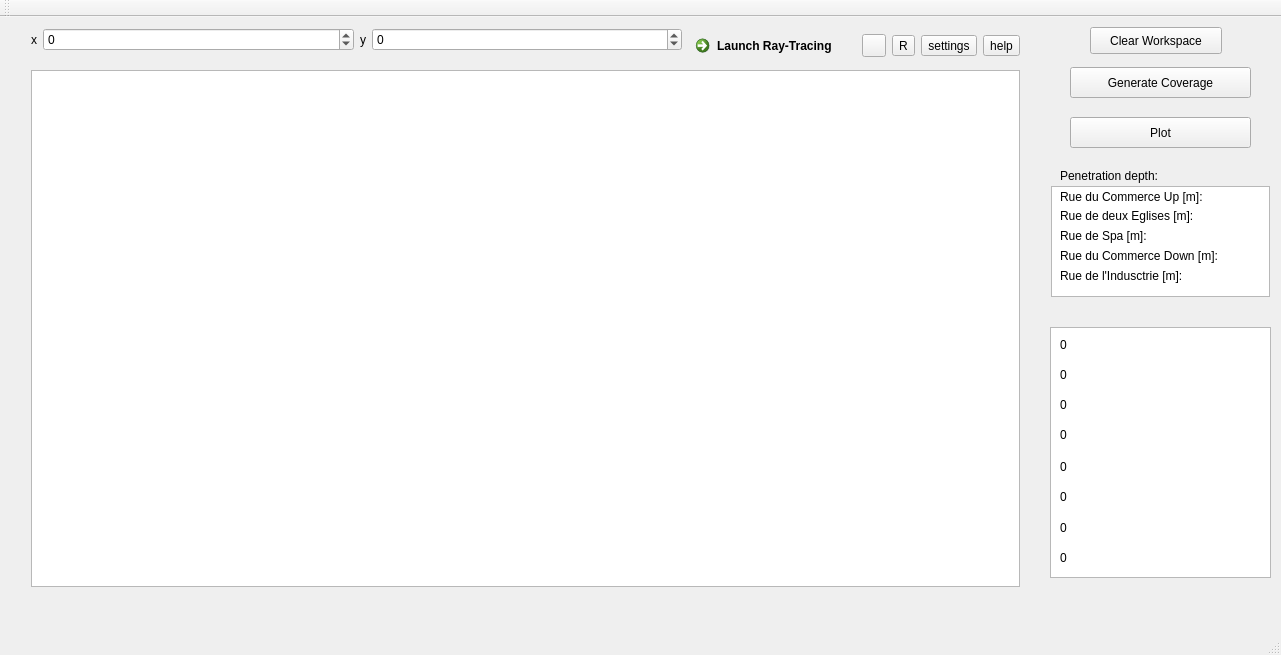
Qt form ieee80211g.ui (amatepl/RayTracing2019) before a commit.
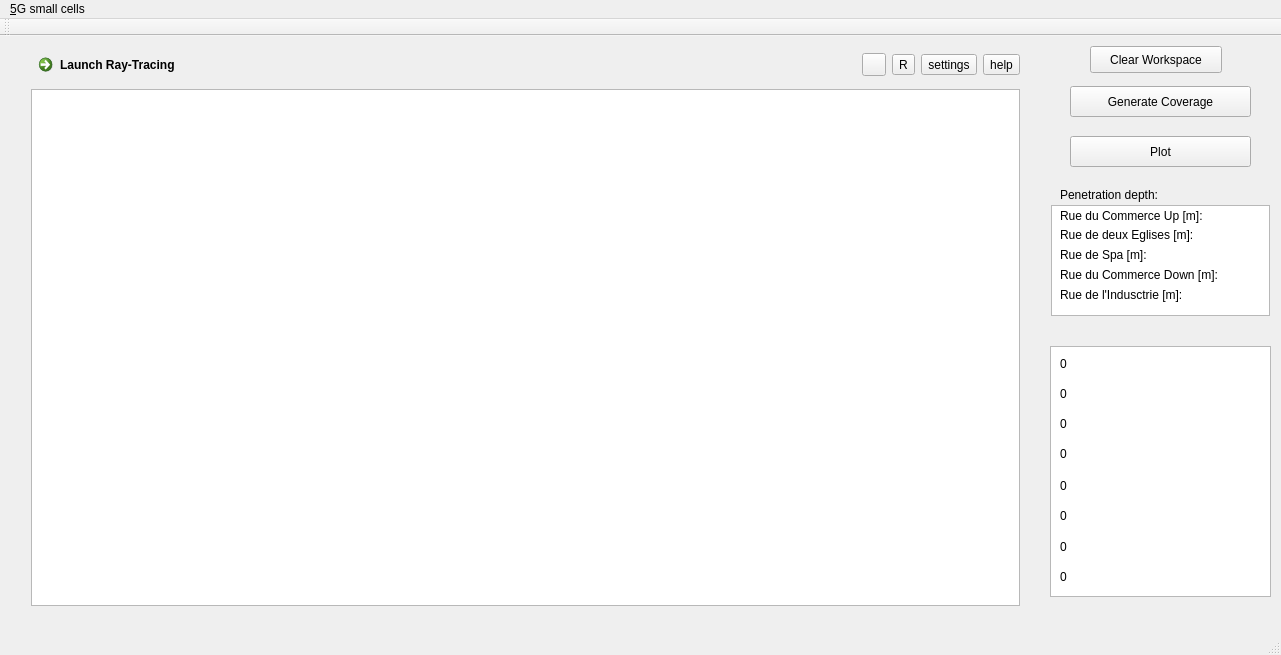
The same form after that commit. Icons and pictures are not drawn.

Commit message: room doesnt know mainWindow anymore. New class Building not in use yet. Power computation adapted to new angle computation technique.

The edit to the form file:
```diff
--- a/ieee80211g.ui
+++ b/ieee80211g.ui
@@ -10,6 +10,12 @@
     <height>655</height>
    </rect>
   </property>
+  <property name="sizePolicy">
+   <sizepolicy hsizetype="Maximum" vsizetype="Maximum">
+    <horstretch>0</horstretch>
+    <verstretch>0</verstretch>
+   </sizepolicy>
+  </property>
   <property name="windowTitle">
    <string>IEEE80211g</string>
   </property>
@@ -23,50 +29,14 @@
       <height>581</height>
      </rect>
     </property>
-    <layout class="QVBoxLayout" name="verticalLayout">
+    <layout class="QVBoxLayout" name="verticalLayout" stretch="0,0">
+     <property name="sizeConstraint">
+      <enum>QLayout::SetNoConstraint</enum>
+     </property>
      <item>
       <layout class="QHBoxLayout" name="horizontalLayout_2">
        <item>
-        <layout class="QFormLayout" name="formLayout">
-         <item row="0" column="0">
-          <widget class="QLabel" name="label">
-           <property name="text">
-            <string>x</string>
-           </property>
-          </widget>
-         </item>
-         <item row="0" column="1">
-          <widget class="QSpinBox" name="spinBoxPosX">
-           <property name="minimum">
-            <number>-999</number>
-           </property>
-           <property name="maximum">
-            <number>999</number>
-           </property>
-          </widget>
-         </item>
-        </layout>
-       </item>
-       <item>
-        <layout class="QFormLayout" name="formLayout_2">
-         <item row="0" column="0">
-          <widget class="QLabel" name="label_2">
-           <property name="text">
-            <string>y</string>
-           </property>
-          </widget>
-         </item>
-         <item row="0" column="1">
-          <widget class="QSpinBox" name="spinBoxPosY">
-           <property name="minimum">
-            <number>-999</number>
-           </property>
-           <property name="maximum">
-            <number>999</number>
-           </property>
-          </widget>
-         </item>
-        </layout>
+        <layout class="QFormLayout" name="formLayout_2"/>
        </item>
        <item>
         <layout class="QHBoxLayout" name="horizontalLayout">
@@ -118,6 +88,12 @@
        <property name="enabled">
         <bool>true</bool>
        </property>
+       <property name="sizePolicy">
+        <sizepolicy hsizetype="Expanding" vsizetype="Expanding">
+         <horstretch>0</horstretch>
+         <verstretch>0</verstretch>
+        </sizepolicy>
+       </property>
        <property name="mouseTracking">
         <bool>true</bool>
        </property>
@@ -418,6 +394,12 @@
      <height>25</height>
     </rect>
    </property>
+   <widget class="QMenu" name="menu5G_small_cells">
+    <property name="title">
+     <string>&amp;5G small cells</string>
+    </property>
+   </widget>
+   <addaction name="menu5G_small_cells"/>
   </widget>
   <widget class="QToolBar" name="mainToolBar">
    <attribute name="toolBarArea">
```
The commit also changes 18 other files.
